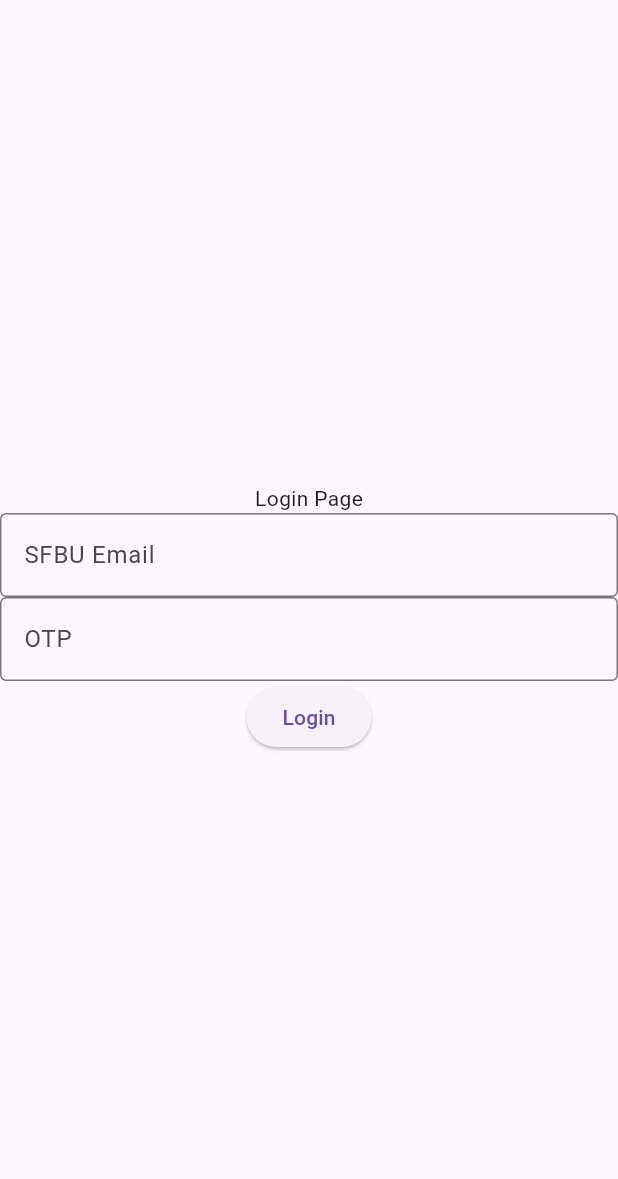
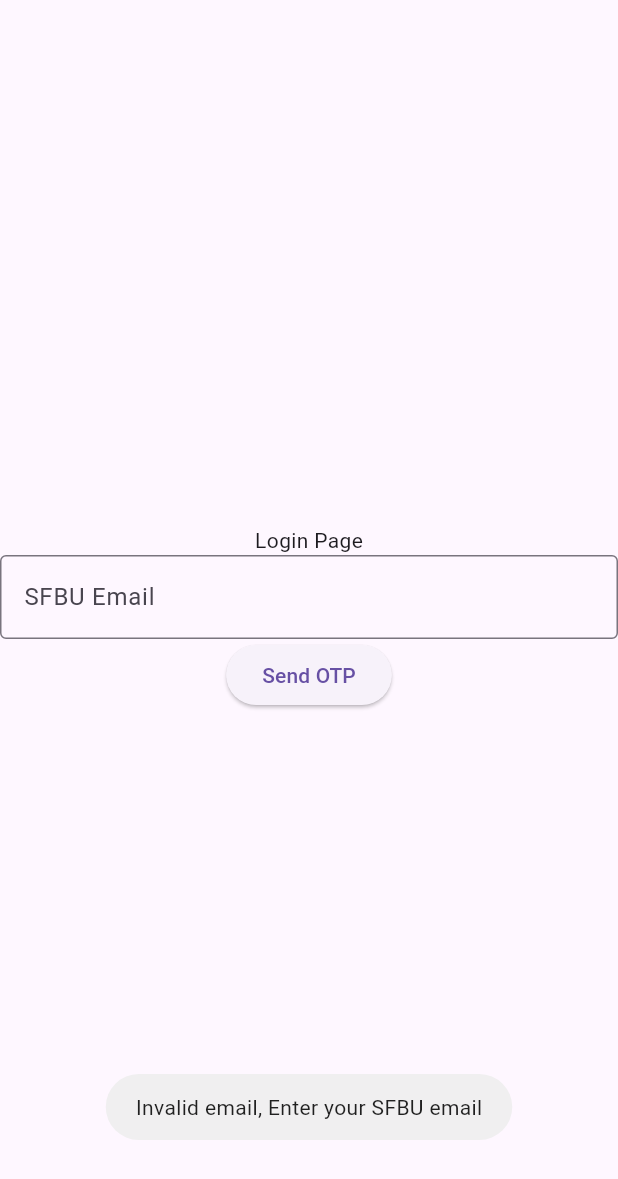
Before and after one commit to Nivedithamp/sfbu_hub, a Flutter app: the LoginPage screen opened directly, after a tap on "Send OTP", on a phone screen of 412 x 824 dp. Shown: the top 1179 px of the screen. Run offline on Flutter 3.47's test engine with Material 2 defaults, Android fonts, the phone set to English and light mode, and no system bars; our stand-ins replace fluttertoast, graphql_flutter, shared_preferences; accounts and stored records are empty; network calls fail.

Commit message:
added more apis, added course page

```diff
--- a/lib/api_layer/api.dart
+++ b/lib/api_layer/api.dart
@@ -0,0 +1,129 @@
+import 'dart:math';
+
+import 'package:graphql_flutter/graphql_flutter.dart';
+import 'package:sfbu_hub/api_layer/graphql_config.dart';
+import 'package:sfbu_hub/models/models.dart';
+import 'package:shared_preferences/shared_preferences.dart';
+
+class GraphQlApi {
+  static GraphQLConfig _graphQLConfig = GraphQLConfig();
+  GraphQLClient _client = _graphQLConfig.clientToQuery();
+
+  Future<LoginResponse> getOtp(String email) async {
+    final String getOtp = """
+      query {
+        otpRequest(email: "$email") {
+          token,
+          error,
+          error_message
+        }
+      }
+    """;
+
+    final QueryOptions options = QueryOptions(
+      document: gql(getOtp),
+    );
+
+    final QueryResult result = await _client.query(options);
+
+    if (result.hasException) {
+      throw Exception(result.exception.toString());
+    }
+
+    return LoginResponse.fromJson(result.data!['otpRequest']);
+  }
+
+  Future<LoginResponse> login(String email, String otp) async {
+    final String login = """
+      query {
+        login(email: "$email", otp: "$otp") {
+          token,
+          error,
+          error_message
+        }
+      }
+    """;
+
+    final QueryOptions options = QueryOptions(
+      document: gql(login),
+    );
+
+    final QueryResult result = await _client.query(options);
+
+    if (result.hasException) {
+      throw Exception(result.exception.toString());
+    }
+    return LoginResponse.fromJson(result.data!['login']);
+  }
+
+  Future<CourseResponse> getCourses() async {
+    final String token = (await LocalStorageApi().getLoginToken())!;
+    final String email = (await LocalStorageApi().getEmail())!;
+    final String getCourses = """
+      query {
+        getCourses(token: "$token", email: "$email") {
+            courses {
+              id,
+              name,
+              is_public,
+              schdule_day,
+              schdule_time1,
+              schdule_time2,
+              location
+            },
+            error,
+            error_message
+        }
+      }
+    """;
+
+    final QueryOptions options = QueryOptions(
+      document: gql(getCourses),
+    );
+
+    final QueryResult result = await _client.query(options);
+
+    if (result.hasException) {
+      throw Exception(result.exception.toString());
+    }
+
+    CourseResponse courseResponse =
+        CourseResponse.fromJson(result.data!['getCourses']);
+    if (courseResponse.error! &&
+        courseResponse.error_message == "Invalid token") {
+      LocalStorageApi().clearLocal();
+    }
+
+    return courseResponse;
+  }
+}
+
+class LocalStorageApi {
+  Future<String?> getLoginToken() async {
+    SharedPreferences prefs = await SharedPreferences.getInstance();
+    return prefs.getString('loginToken');
+  }
+
+  Future<String?> getEmail() async {
+    SharedPreferences prefs = await SharedPreferences.getInstance();
+    return prefs.getString('email');
+  }
+
+  Future<void> setLoginToken(String token) async {
+    SharedPreferences prefs = await SharedPreferences.getInstance();
+    prefs.setString('loginToken', token);
+  }
+
+  Future<void> setEmail(String email) async {
+    SharedPreferences prefs = await SharedPreferences.getInstance();
+    prefs.setString('email', email);
+  }
+
+  //https://sso.canvaslms.com/canvas/login?code_android=1934efb31640c2c6600ae6f5c5119b250833b5d65e95da643c785858ffd8636732df0294bb57485b42da8aac5e5a6603e0d7723a34aa198a5d10a911a0b83c63&code_ios_teacher=71a7fde2bf45ded4fbc40c89365ba23ff304f8234897b6b7fb9fc3e61430de673784f8517f22e9aa1798098cade597d7d60b4de2532a778ab81af18eebf08341&code_android_teacher=f42a4bf181eef05355791cabb27e0065777e6cf9f78a5d6ac24cc7300c25b6c82f642273bdc834dbe10d37f764f0112186350ee34555ad69b7d06d4a4bbf777b&code_ios_parent=b7e8ae4118eef9594d36e9bd2d59073bd3039eeae43e2bc1c6895eff0540d0d44b300c6e2bfbeb73dea81696b659a537cb56f69a20ba1adf6bc32228e7353d7f&code_android_parent=6677533b4bc5652d5265898b873220d844a0e457a29239461236e83ebf5f6751b12212f13b3382e78ed6597029704307eaa8b7198b5aeb10c15749a237a98627&code=bdeb7dd864d1445c0f6d7c8165fe3e6edf3057e782ece77d972acf3cefc6d0dc90355bc37394d07d239ea2f3d421af67461e970892d6cd8bbedab014cc3a06f1&domain=sfbu.instructure.com
+  //https://sso.canvaslms.com/canvas/login?code_android=a0fc2728e503ffc1ad4b088c148eae56760b37766a55037e48dda88d6f88f6adc13b0473843a88537ecf34094b503b6e8c660b1c092eff5d912d26157df2d40e&code_ios_teacher=70bc00a6164451fc3d845aa6af157af0046067d0f208fbc6fe50d3d358258e30257c0a48fe61482d13f97dfc4bd5d49ad2d99198ebf762a2675bda92d15748bc&code_android_teacher=3898318b5cc638be804b8938ca082ebde69b580a7af8c2e58eede12378a231df97ce85f56eb70a571918195662f4b9c4cf02d41403bb45e78467361b638f33d3&code_ios_parent=c1696ce00de1c800a36b47d59c2f5026f60ac55f38cbc2d528839ae011755ffbc6b73be00468d2ee44a99826dea6bc7a91a4cef319632fe0638fe6a2f51faa2b&code_android_parent=18c7d9a319bd5f7b3a6cc8af32008ec235367a36e2f703fd2fdc3d84d887c3cc3e99fbd2e9b71eee7e9328f2b1681161f2f893ac20bac75395619b35c8e7502d&code=4d5c9e2175e7a6fb813d316a12612020d9b12d33986fd675478799252aa974fc482ff4f9a5de78418853167f2f5c2e54e7f2412c36744f588e6073f1df687ede&domain=sfbu.instructure.com
+  Future<void> clearLocal() async {
+    SharedPreferences prefs = await SharedPreferences.getInstance();
+    prefs.remove('loginToken');
+    prefs.remove('email');
+  }
+}
--- /dev/null
+++ b/lib/api_layer/graphql_config.dart
@@ -0,0 +1,12 @@
+import 'package:graphql_flutter/graphql_flutter.dart';
+
+class GraphQLConfig {
+  static HttpLink httpLink = HttpLink(
+    "https://sfbu-hub-2e4eceb65071.herokuapp.com/",
+  );
+
+  GraphQLClient clientToQuery() => GraphQLClient(
+        cache: GraphQLCache(),
+        link: httpLink,
+      );
+}
--- a/lib/main.dart
+++ b/lib/main.dart
@@ -1,8 +1,7 @@
 import 'package:flutter/material.dart';
-import 'package:shared_preferences/shared_preferences.dart';
 import 'pages/loginpage.dart';
 import 'pages/homepage.dart';
-
+import 'package:sfbu_hub/api_layer/api.dart' as api;
 
 void main() => runApp(const FirstPage());
 
@@ -14,34 +13,26 @@
 }
 
 class _FirstPageState extends State<FirstPage> {
+  String? token;
 
-  SharedPreferences? prefs;
+  void refresh() {
+    setState(() {});
+  }
 
-
-
-  @override
-  void initState() {
-    super.initState();
-    SharedPreferences.getInstance().then((SharedPreferences? prefs) {
-      setState(() {
-        this.prefs = prefs;
-      });
+  void getToken() async {
+    final token = await api.LocalStorageApi().getLoginToken();
+    setState(() {
+      this.token = token;
     });
   }
 
-  void refresh() {
-
-    setState(() {});
-  }
-
-
   @override
   Widget build(BuildContext context) {
-    final loginToken = prefs?.getString('loginToken');
-    if (loginToken == null) {
+    getToken();
+    if (token == null) {
       return MaterialApp(
         theme: ThemeData(useMaterial3: true),
-        home: LoginPage( callback: refresh ),
+        home: LoginPage(),
       );
     } else {
       return MaterialApp(
@@ -49,6 +40,5 @@
         home: const NavigationBarApp(),
       );
     }
-
   }
 }
--- /dev/null
+++ b/lib/pages/coursePage.dart
@@ -0,0 +1,66 @@
+import 'package:flutter/material.dart';
+import 'package:sfbu_hub/models/models.dart';
+import 'package:sfbu_hub/api_layer/api.dart' as api;
+
+class CoursePage extends StatefulWidget {
+  const CoursePage({super.key});
+
+  @override
+  State<CoursePage> createState() => CoursePageState();
+}
+
+class CoursePageState extends State<CoursePage> {
+  CourseResponse? courseResponse;
+  bool isLoading = false;
+
+  @override
+  void initState() {
+    super.initState();
+    getCourse();
+  }
+
+  void getCourse() async {
+    setState(() {
+      isLoading = true;
+    });
+    courseResponse = await api.GraphQlApi().getCourses();
+
+    setState(() {
+      isLoading = false;
+    });
+  }
+
+  @override
+  Widget build(BuildContext context) {
+    return isLoading
+        ? const Center(child: CircularProgressIndicator())
+        : courseResponse == null
+            ? ElevatedButton(
+                onPressed: getCourse,
+                child: const Text('Courses'),
+              )
+            : ListView.builder(
+                itemCount: courseResponse!.courses!.length,
+                itemBuilder: (BuildContext context, int index) {
+                  return Padding(
+                      padding: const EdgeInsets.all(8.0),
+                      child: ListTile(
+                        title: Text(courseResponse!.courses![index].name!,
+                            style: const TextStyle(fontSize: 15)),
+                        subtitle: Text(
+                            '${courseResponse!.courses![index].schdule_day!} ${courseResponse!.courses![index].schdule_time1!} - ${courseResponse!.courses![index].schdule_time2!}',
+                            style: const TextStyle(
+                                fontSize: 15, color: Colors.green)),
+                        trailing: courseResponse!.courses![index].location ==
+                                null
+                            ? const Text("Online",
+                                style:
+                                    TextStyle(fontSize: 15, color: Colors.red))
+                            : Text(courseResponse!.courses![index].location!,
+                                style: const TextStyle(
+                                    fontSize: 15, color: Colors.red)),
+                      ));
+                },
+              );
+  }
+}
--- a/lib/pages/loginpage.dart
+++ b/lib/pages/loginpage.dart
@@ -1,10 +1,10 @@
 import 'package:flutter/material.dart';
-import 'package:shared_preferences/shared_preferences.dart';
-
+import 'package:sfbu_hub/api_layer/api.dart' as api;
+import 'package:fluttertoast/fluttertoast.dart';
+import 'package:sfbu_hub/models/models.dart';
 
 class LoginPage extends StatefulWidget {
-  final callback;
-  const LoginPage({super.key , this.callback});
+  const LoginPage({super.key});
 
   @override
   State<LoginPage> createState() => _LoginPageState();
@@ -12,49 +12,71 @@
 
 class _LoginPageState extends State<LoginPage> {
   bool isOtpSent = false;
-  SharedPreferences? prefs;
+  final TextEditingController emailController = TextEditingController();
+  final TextEditingController otpController = TextEditingController();
+
+  bool isValidEmail(String email) {
+    return email.endsWith('sfbu.edu');
+  }
 
   @override
-  void initState() {
-    super.initState();
-    SharedPreferences.getInstance().then((SharedPreferences? prefs) {
-      setState(() {
-        this.prefs = prefs;
-      });
-    });
-  }
-
-
-  @override
-  Widget build(BuildContext context){
+  Widget build(BuildContext context) {
     return Scaffold(
       body: Center(
           child: Column(
         mainAxisAlignment: MainAxisAlignment.center,
         children: <Widget>[
           const Text('Login Page'),
-            const TextField(
-              decoration: InputDecoration(
+          TextField(
+            controller: emailController,
+            decoration: const InputDecoration(
               border: OutlineInputBorder(),
               labelText: 'SFBU Email',
             ),
           ),
-
           isOtpSent
-                ? const TextField(
-                    decoration: InputDecoration(
+              ? TextField(
+                  controller: otpController,
+                  decoration: const InputDecoration(
                     border: OutlineInputBorder(),
                     labelText: 'OTP',
                   ),
                 )
               : const SizedBox(),
           ElevatedButton(
-              onPressed: () {
-                if(isOtpSent){
-                  prefs?.setString('loginToken', 'token');
-                  widget.callback!();
-                }else{
+            onPressed: () async {
+              if (isOtpSent) {
+                LoginResponse loginResponse = await api.GraphQlApi()
+                    .login(emailController.text, otpController.text);
+                if (loginResponse.error!) {
+                  Fluttertoast.showToast(
+                      msg: loginResponse.error_message!,
+                      toastLength: Toast.LENGTH_SHORT);
+                  return;
+                }
+
+                api.LocalStorageApi().setLoginToken(loginResponse.token!);
+                api.LocalStorageApi().setEmail(emailController.text);
+              } else {
+                if (!isValidEmail(emailController.text)) {
+                  Fluttertoast.showToast(
+                      msg: 'Invalid email, Enter your SFBU email',
+                      toastLength: Toast.LENGTH_SHORT);
+                  return;
+                }
+                LoginResponse loginResponse =
+                    await api.GraphQlApi().getOtp(emailController.text);
                 setState(() {
+                  if (loginResponse.error!) {
+                    Fluttertoast.showToast(
+                        msg: loginResponse.error_message!,
+                        toastLength: Toast.LENGTH_SHORT);
+                    return;
+                  }
+
+                  Fluttertoast.showToast(
+                      msg: 'OTP sent to ${emailController.text}',
+                      toastLength: Toast.LENGTH_SHORT);
                   isOtpSent = true;
                 });
               }
@@ -62,8 +84,7 @@
             child: Text(isOtpSent ? 'Login' : 'Send OTP'),
           ),
         ],
-        )
-      ),
+      )),
     );
   }
 }
--- a/pubspec.yaml
+++ b/pubspec.yaml
@@ -36,6 +36,8 @@
   # Use with the CupertinoIcons class for iOS style icons.
   cupertino_icons: ^1.0.2
   shared_preferences: ^2.2.2
+  graphql_flutter: ^5.1.2
+  fluttertoast: ^8.2.4
 
 dev_dependencies:
   flutter_test:
```
Also changed, not shown: lib/models/models.dart (added, +92 -0 lines), lib/pages/homepage.dart (+9 -12 lines), pubspec.lock, 4 other files. Lines whose indentation alone changed are shown as unchanged.
